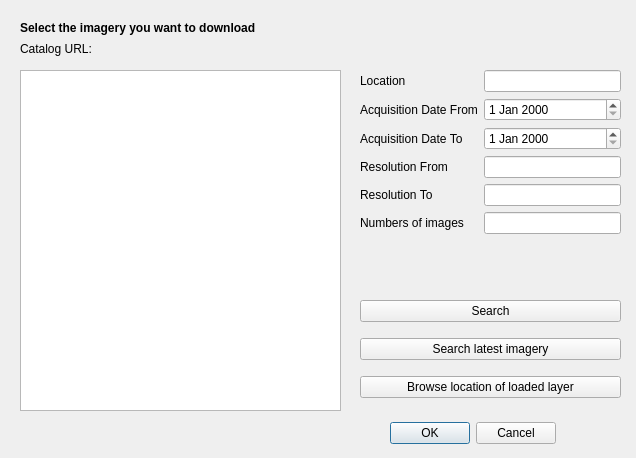
Old version of the form OpenAerialMap/gui/ui/img_search_dialog.ui in the repository hotosm/oam-qgis-plugin.
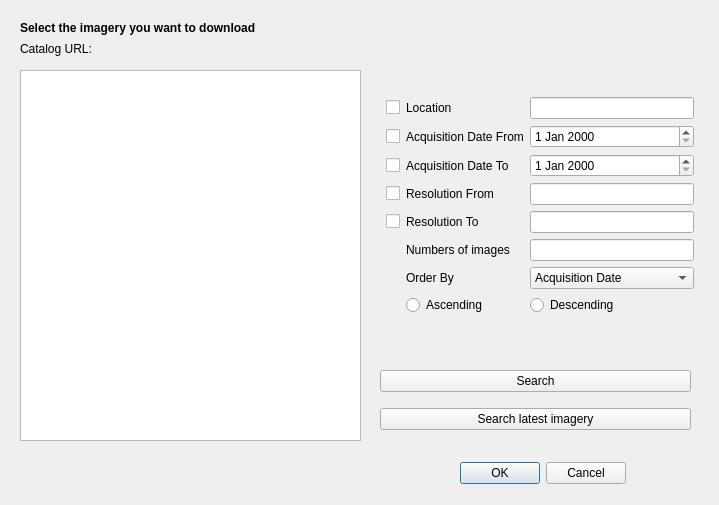
New version of the form.

Commit message: Modified GUI of image search dialog.

What changed in the file:
```diff
--- a/OpenAerialMap/gui/ui/img_search_dialog.ui
+++ b/OpenAerialMap/gui/ui/img_search_dialog.ui
@@ -6,8 +6,8 @@
    <rect>
     <x>0</x>
     <y>0</y>
-    <width>636</width>
-    <height>458</height>
+    <width>719</width>
+    <height>505</height>
    </rect>
   </property>
   <property name="windowTitle">
@@ -16,8 +16,8 @@
   <widget class="QDialogButtonBox" name="buttonBox">
    <property name="geometry">
     <rect>
-     <x>380</x>
-     <y>420</y>
+     <x>450</x>
+     <y>460</y>
      <width>176</width>
      <height>27</height>
     </rect>
@@ -29,118 +29,13 @@
     <bool>false</bool>
    </property>
   </widget>
-  <widget class="QWidget" name="layoutWidget_2">
-   <property name="geometry">
-    <rect>
-     <x>360</x>
-     <y>70</y>
-     <width>261</width>
-     <height>201</height>
-    </rect>
-   </property>
-   <layout class="QFormLayout" name="formLayout">
-    <item row="0" column="0">
-     <widget class="QLabel" name="label_2">
-      <property name="text">
-       <string>Location</string>
-      </property>
-     </widget>
-    </item>
-    <item row="0" column="1">
-     <widget class="QLineEdit" name="lineEditLocation"/>
-    </item>
-    <item row="1" column="0">
-     <widget class="QLabel" name="label_3">
-      <property name="text">
-       <string>Acquisition Date From</string>
-      </property>
-     </widget>
-    </item>
-    <item row="2" column="0">
-     <widget class="QLabel" name="label_4">
-      <property name="text">
-       <string>Acquisition Date To</string>
-      </property>
-     </widget>
-    </item>
-    <item row="3" column="0">
-     <widget class="QLabel" name="label_5">
-      <property name="text">
-       <string>Resolution From</string>
-      </property>
-     </widget>
-    </item>
-    <item row="1" column="1">
-     <widget class="QDateEdit" name="dateEditAcquisitionFrom"/>
-    </item>
-    <item row="2" column="1">
-     <widget class="QDateEdit" name="dateEditAcquisitionTo"/>
-    </item>
-    <item row="3" column="1">
-     <widget class="QLineEdit" name="lineEditResolutionFrom"/>
-    </item>
-    <item row="4" column="1">
-     <widget class="QLineEdit" name="lineEditResolutionTo"/>
-    </item>
-    <item row="4" column="0">
-     <widget class="QLabel" name="label_6">
-      <property name="text">
-       <string>Resolution To</string>
-      </property>
-     </widget>
-    </item>
-    <item row="5" column="0">
-     <widget class="QLabel" name="label_7">
-      <property name="text">
-       <string>Numbers of images</string>
-      </property>
-     </widget>
-    </item>
-    <item row="5" column="1">
-     <widget class="QLineEdit" name="lineEditNumImages"/>
-    </item>
-   </layout>
-  </widget>
-  <widget class="QWidget" name="layoutWidget">
-   <property name="geometry">
-    <rect>
-     <x>360</x>
-     <y>290</y>
-     <width>261</width>
-     <height>121</height>
-    </rect>
-   </property>
-   <layout class="QVBoxLayout" name="verticalLayout">
-    <item>
-     <widget class="QPushButton" name="pushButtonSearch">
-      <property name="text">
-       <string>Search</string>
-      </property>
-     </widget>
-    </item>
-    <item>
-     <widget class="QPushButton" name="pushButtonSearchLatest">
-      <property name="text">
-       <string>Search latest imagery</string>
-      </property>
-     </widget>
-    </item>
-    <item>
-     <widget class="QPushButton" name="pushButtonBrowseLocation">
-      <property name="text">
-       <string>Browse location of loaded layer</string>
-      </property>
-     </widget>
-    </item>
-   </layout>
-  </widget>
   <widget class="QListWidget" name="listWidget">
    <property name="geometry">
     <rect>
      <x>20</x>
      <y>70</y>
-     <width>321</width>
-     <height>341</height>
+     <width>341</width>
+     <height>371</height>
     </rect>
    </property>
   </widget>
@@ -176,6 +71,196 @@
     <string>Catalog URL: </string>
    </property>
   </widget>
+  <widget class="QWidget" name="verticalLayoutWidget">
+   <property name="geometry">
+    <rect>
+     <x>380</x>
+     <y>70</y>
+     <width>320</width>
+     <height>283</height>
+    </rect>
+   </property>
+   <layout class="QVBoxLayout" name="verticalLayout_2">
+    <property name="leftMargin">
+     <number>6</number>
+    </property>
+    <property name="topMargin">
+     <number>6</number>
+    </property>
+    <property name="rightMargin">
+     <number>6</number>
+    </property>
+    <property name="bottomMargin">
+     <number>16</number>
+    </property>
+    <item>
+     <layout class="QGridLayout" name="gridLayout">
+      <property name="margin">
+       <number>0</number>
+      </property>
+      <property name="horizontalSpacing">
+       <number>6</number>
+      </property>
+      <item row="6" column="2">
+       <widget class="QComboBox" name="comboBoxOrderBy">
+        <item>
+         <property name="text">
+          <string>Acquisition Date</string>
+         </property>
+        </item>
+        <item>
+         <property name="text">
+          <string>GSD</string>
+         </property>
+        </item>
+       </widget>
+      </item>
+      <item row="4" column="2">
+       <widget class="QLineEdit" name="lineEditResolutionTo"/>
+      </item>
+      <item row="0" column="0">
+       <widget class="QCheckBox" name="checkBoxLocation">
+        <property name="text">
+         <string/>
+        </property>
+       </widget>
+      </item>
+      <item row="0" column="2">
+       <widget class="QLineEdit" name="lineEditLocation"/>
+      </item>
+      <item row="5" column="1">
+       <widget class="QLabel" name="labelNumImages">
+        <property name="text">
+         <string>Numbers of images</string>
+        </property>
+       </widget>
+      </item>
+      <item row="1" column="2">
+       <widget class="QDateEdit" name="dateEditAcquisitionFrom"/>
+      </item>
+      <item row="1" column="0">
+       <widget class="QCheckBox" name="checkBoxAcquisitionFrom">
+        <property name="text">
+         <string/>
+        </property>
+       </widget>
+      </item>
+      <item row="2" column="1">
+       <widget class="QLabel" name="labelAcquisitionTo">
+        <property name="text">
+         <string>Acquisition Date To</string>
+        </property>
+       </widget>
+      </item>
+      <item row="0" column="1">
+       <widget class="QLabel" name="labelLocation">
+        <property name="text">
+         <string>Location</string>
+        </property>
+       </widget>
+      </item>
+      <item row="1" column="1">
+       <widget class="QLabel" name="labelAcauisitionFrom">
+        <property name="text">
+         <string>Acquisition Date From</string>
+        </property>
+       </widget>
+      </item>
+      <item row="2" column="2">
+       <widget class="QDateEdit" name="dateEditAcquisitionTo"/>
+      </item>
+      <item row="3" column="2">
+       <widget class="QLineEdit" name="lineEditResolutionFrom"/>
+      </item>
+      <item row="3" column="1">
+       <widget class="QLabel" name="labelResolutionFrom">
+        <property name="text">
+         <string>Resolution From</string>
+        </property>
+       </widget>
+      </item>
+      <item row="4" column="1">
+       <widget class="QLabel" name="labelResoultionTo">
+        <property name="text">
+         <string>Resolution To</string>
+        </property>
+       </widget>
+      </item>
+      <item row="5" column="2">
+       <widget class="QLineEdit" name="lineEditNumImages"/>
+      </item>
+      <item row="2" column="0">
+       <widget class="QCheckBox" name="checkBoxAcquisitionTo">
+        <property name="text">
+         <string/>
+        </property>
+       </widget>
+      </item>
+      <item row="3" column="0">
+       <widget class="QCheckBox" name="checkBoxResolutionFrom">
+        <property name="text">
+         <string/>
+        </property>
+       </widget>
+      </item>
+      <item row="4" column="0">
+       <widget class="QCheckBox" name="checkBoxResolutionTo">
+        <property name="text">
+         <string/>
+        </property>
+       </widget>
+      </item>
+      <item row="6" column="1">
+       <widget class="QLabel" name="labelOrderBy">
+        <property name="text">
+         <string>Order By</string>
+        </property>
+       </widget>
+      </item>
+      <item row="7" column="1">
+       <widget class="QRadioButton" name="radioButtonAsc">
+        <property name="text">
+         <string>Ascending</string>
+        </property>
+       </widget>
+      </item>
+      <item row="7" column="2">
+       <widget class="QRadioButton" name="radioButtonDesc">
+        <property name="text">
+         <string>Descending</string>
+        </property>
+       </widget>
+      </item>
+     </layout>
+    </item>
+   </layout>
+  </widget>
+  <widget class="QWidget" name="verticalLayoutWidget_2">
+   <property name="geometry">
+    <rect>
+     <x>380</x>
+     <y>360</y>
+     <width>311</width>
+     <height>80</height>
+    </rect>
+   </property>
+   <layout class="QVBoxLayout" name="verticalLayout">
+    <item>
+     <widget class="QPushButton" name="pushButtonSearch">
+      <property name="text">
+       <string>Search</string>
+      </property>
+     </widget>
+    </item>
+    <item>
+     <widget class="QPushButton" name="pushButtonSearchLatest">
+      <property name="text">
+       <string>Search latest imagery</string>
+      </property>
+     </widget>
+    </item>
+   </layout>
+  </widget>
  </widget>
  <resources/>
  <connections/>
```
The commit also changes 73 other files.
